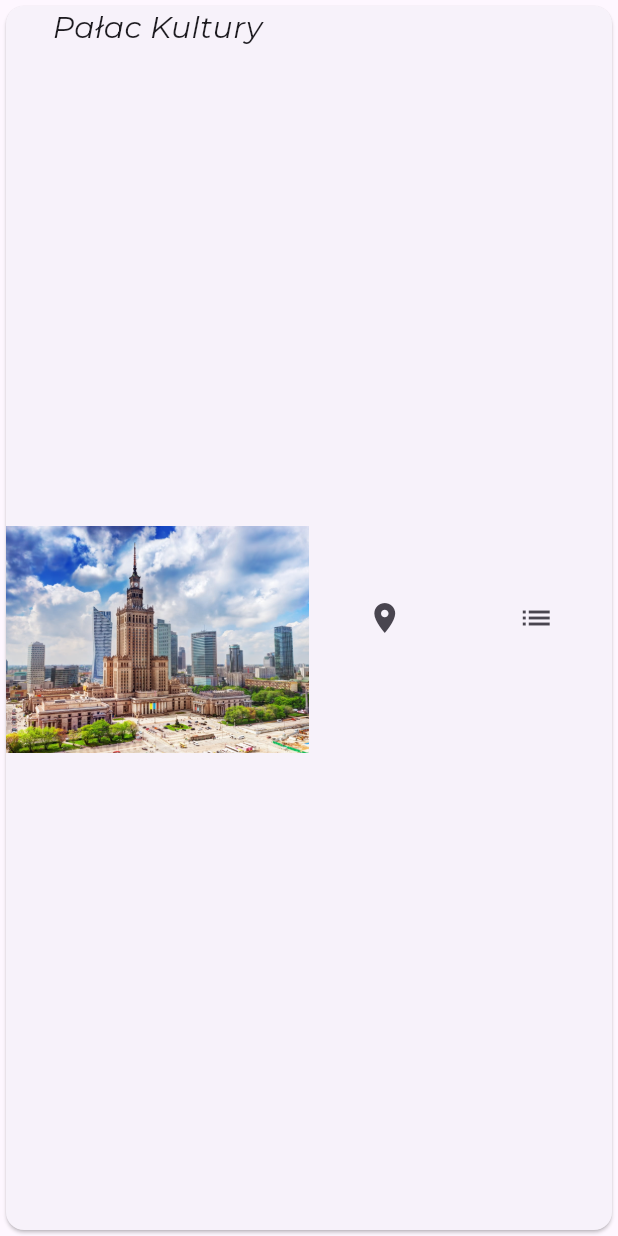
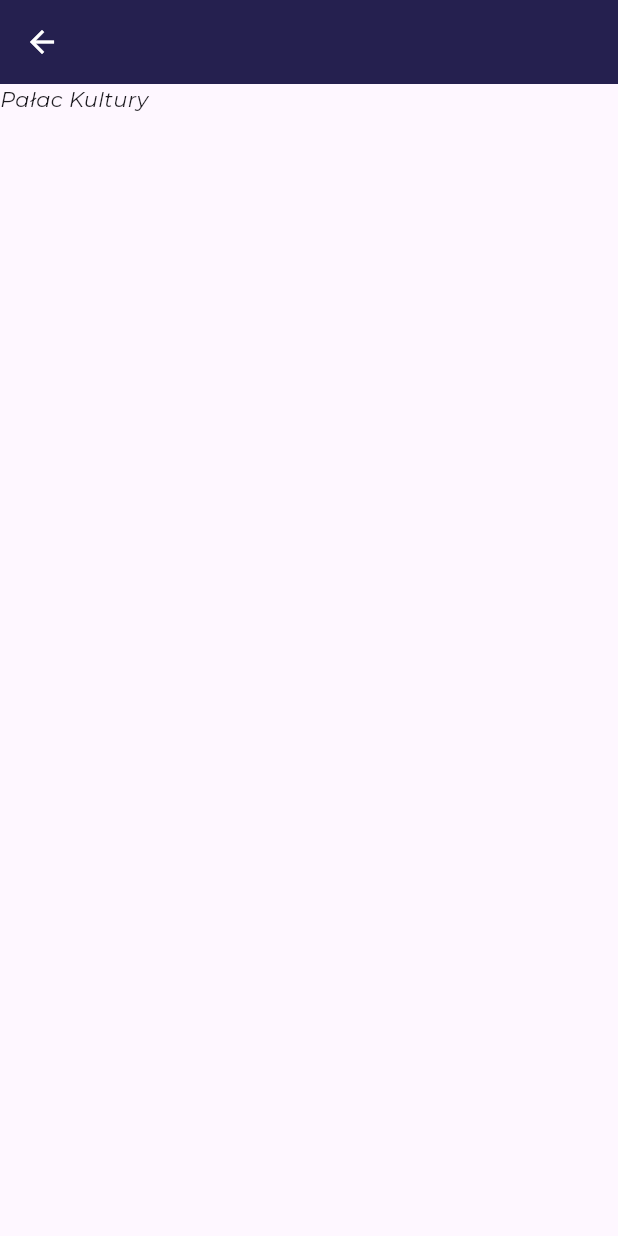
Before and after one commit to SmartCityPW/projekt-it, a Flutter app: the PlaceCard widget shown alone on an empty page, opened directly with sample values from the repository, after a tap on the "list" icon, on a phone screen of 412 x 824 dp. Run offline on Flutter 3.47's test engine with Material 3 defaults, Android fonts, the phone set to English and light mode, and no system bars; our stand-ins replace camera, carousel_slider, flutter_svg, geolocator; missing offline and left inert: map_launcher; project files that could hold a hidden picture were left out.

Commit message:
Implemented basic Place Details page

```diff
--- a/lib/placeCard.dart
+++ b/lib/placeCard.dart
@@ -1,6 +1,7 @@
 import 'package:flutter/material.dart';
 import 'package:map_launcher/map_launcher.dart';
 import 'package:projekt_it/theme/theme_constants.dart';
+import 'package:projekt_it/placeDetailsPage.dart';
 import 'package:projekt_it/placeData.dart';
 
 class PlaceCard extends StatefulWidget {
@@ -52,7 +53,15 @@ class _PlaceCardState extends State<PlaceCard> {
           ),
           Expanded(
               flex: 1,
-              child: IconButton(onPressed: () {}, icon: const Icon(Icons.list)))
+              child: IconButton(
+                  onPressed: () {
+                    Navigator.push(
+                        context,
+                        MaterialPageRoute(
+                            builder: (context) =>
+                                PlaceDetailsPage(widget.placeData)));
+                  },
+                  icon: const Icon(Icons.list)))
         ]));
   }
 }
--- /dev/null
+++ b/lib/placeDetailsPage.dart
@@ -0,0 +1,25 @@
+import 'package:flutter/material.dart';
+import 'package:projekt_it/theme/theme_constants.dart';
+import 'package:projekt_it/placeData.dart';
+
+class PlaceDetailsPage extends StatefulWidget {
+  PlaceData placeData;
+  PlaceDetailsPage(this.placeData, {super.key});
+
+  @override
+  State<PlaceDetailsPage> createState() => _PlaceDetailsPageState();
+}
+
+class _PlaceDetailsPageState extends State<PlaceDetailsPage> {
+  @override
+  Widget build(BuildContext context) {
+    return Scaffold(
+        appBar: AppBar(
+          backgroundColor: colorAccent,
+          iconTheme: const IconThemeData(
+            color: Colors.white,
+          ),
+        ),
+        body: Text(widget.placeData.name));
+  }
+}
```
